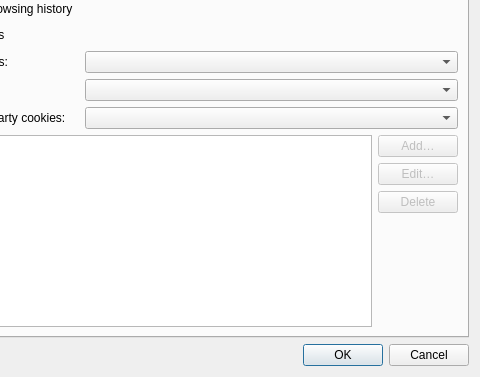
The window that src/ui/WebsitePreferencesDialog.ui (OtterBrowser/otter-browser) describes before a commit, drawn with Qt 5; both pictures show x 170 to 650 and y 123 to 500 of the 650 by 500 pixel window.
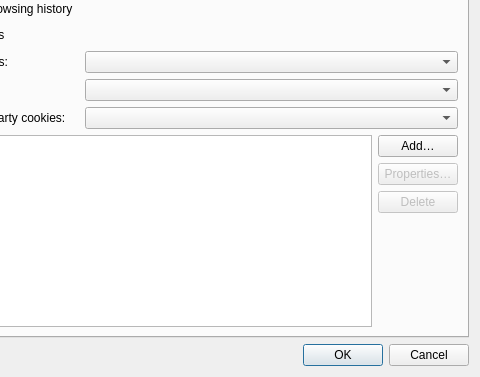
The same window after the commit. The open tabs and pages were chosen to show the change. Custom widgets are drawn as their Qt base class.

Commit message: Allow to edit cookies in Website Preferences, fixes #1055

Patch:
```diff
--- a/src/ui/WebsitePreferencesDialog.ui
+++ b/src/ui/WebsitePreferencesDialog.ui
@@ -347,9 +347,6 @@
           <layout class="QVBoxLayout" name="cookiesButtonsLayout">
            <item>
             <widget class="QPushButton" name="cookiesAddButton">
-             <property name="enabled">
-              <bool>false</bool>
-             </property>
              <property name="text">
               <string>Add…</string>
              </property>
@@ -361,7 +358,7 @@
               <bool>false</bool>
              </property>
              <property name="text">
-              <string>Edit…</string>
+              <string>Properties…</string>
              </property>
             </widget>
            </item>
```
Left out of the diff: 4 changed lines with no effect on the pictures. The commit also changes 2 other files.
